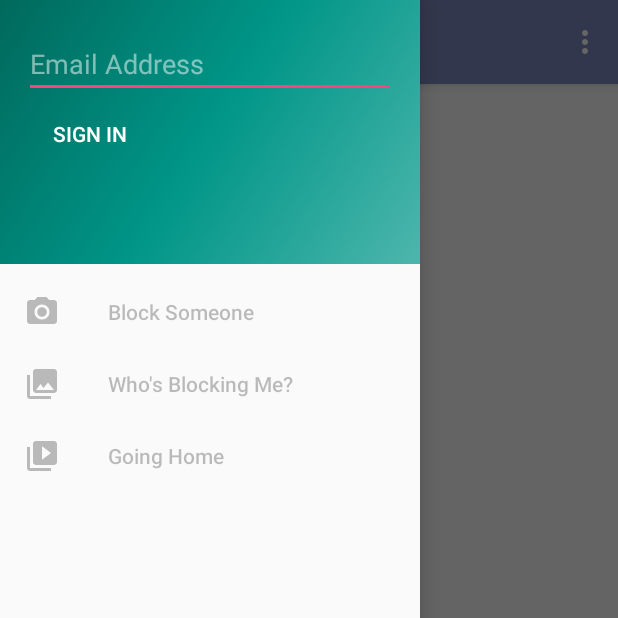
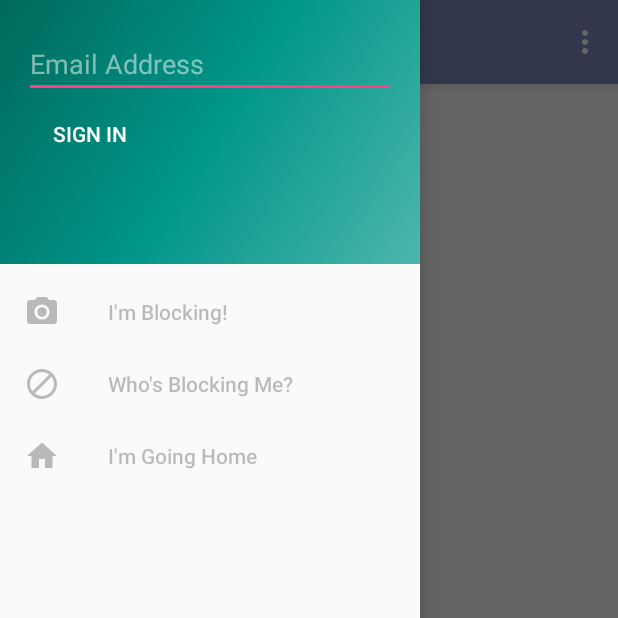
Before and after one commit to kobyperets/i-blocked-u-fe, an Android app: the screen it shows after launch (IBlockedUMainActivity), with the side drawer open, on a phone screen of 412 x 824 dp, the top half of it. Run offline under Robolectric (Android 15) with nearby library versions, the phone set to English and light mode, and no system bars; our stand-ins replace Volley; network calls fail.

Commit message:
fix icons

```diff
--- /dev/null
+++ b/IBlockedU/app/src/main/res/drawable/ic_block_black_24dp.xml
@@ -0,0 +1,9 @@
+<vector xmlns:android="http://schemas.android.com/apk/res/android"
+        android:width="24dp"
+        android:height="24dp"
+        android:viewportWidth="24.0"
+        android:viewportHeight="24.0">
+    <path
+        android:fillColor="#FF000000"
+        android:pathData="M12,2C6.48,2 2,6.48 2,12s4.48,10 10,10 10,-4.48 10,-10S17.52,2 12,2zM4,12c0,-4.42 3.58,-8 8,-8 1.85,0 3.55,0.63 4.9,1.69L5.69,16.9C4.63,15.55 4,13.85 4,12zM12,20c-1.85,0 -3.55,-0.63 -4.9,-1.69L18.31,7.1C19.37,8.45 20,10.15 20,12c0,4.42 -3.58,8 -8,8z"/>
+</vector>
--- /dev/null
+++ b/IBlockedU/app/src/main/res/drawable/ic_home_black_24dp.xml
@@ -0,0 +1,9 @@
+<vector xmlns:android="http://schemas.android.com/apk/res/android"
+        android:width="24dp"
+        android:height="24dp"
+        android:viewportWidth="24.0"
+        android:viewportHeight="24.0">
+    <path
+        android:fillColor="#FF000000"
+        android:pathData="M10,20v-6h4v6h5v-8h3L12,3 2,12h3v8z"/>
+</vector>
--- a/IBlockedU/app/src/main/res/menu/activity_iblocked_umain_drawer.xml
+++ b/IBlockedU/app/src/main/res/menu/activity_iblocked_umain_drawer.xml
@@ -7,16 +7,16 @@
         <item
             android:id="@+id/nav_iblockedu_camera"
             android:icon="@drawable/ic_menu_camera"
-            android:title="Block Someone" />
+            android:title="I'm Blocking!" />
         <item
             android:id="@+id/nav_iblockedu_whos_blocking"
-            android:icon="@drawable/ic_menu_gallery"
+            android:icon="@drawable/ic_block_black_24dp"
             android:title="Who's Blocking Me?"
             />
         <item
             android:id="@+id/nav_iblockedu_going_home"
-            android:icon="@drawable/ic_menu_slideshow"
-            android:title="Going Home"
+            android:icon="@drawable/ic_home_black_24dp"
+            android:title="I'm Going Home"
             />
     </group>
 
```
